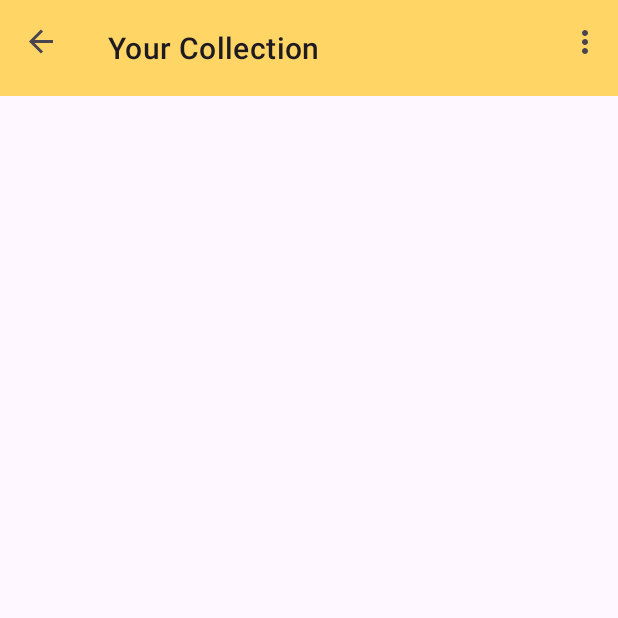
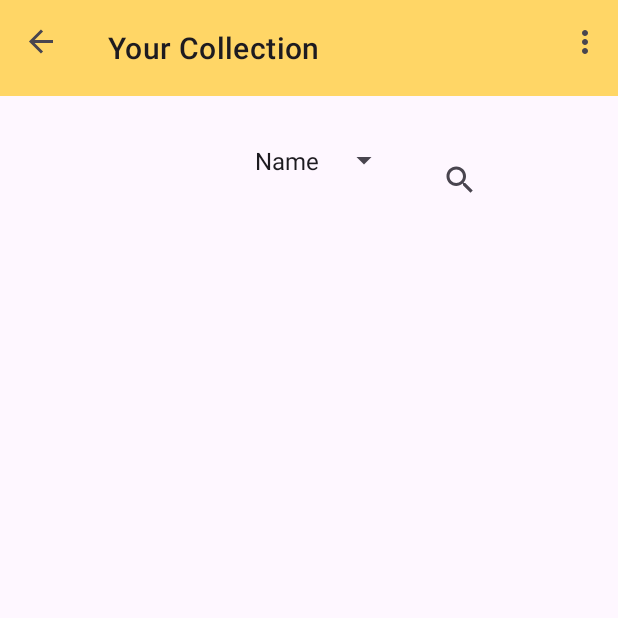
Before and after one commit to KevinDMort/Brewvault, an Android app: the Beerlist screen opened through its navigation route, on a phone screen of 412 x 824 dp, the top half of it. Run offline under Robolectric (Android 15) with nearby library versions, the phone set to English and light mode, and no system bars; our stand-ins replace Firebase (no records; nobody signed in at launch, a user with empty details on screens opened directly), navigation-ui.

Commit message:
sort & filter

```diff
--- a/app/src/main/res/layout/beerlist.xml
+++ b/app/src/main/res/layout/beerlist.xml
@@ -7,6 +7,26 @@
     android:layout_height="match_parent"
     android:padding="16dp"
     tools:context=".Beerlist">
+    <!-- Dropdown button -->
+    <Spinner
+        android:id="@+id/spinnerSortCriteria"
+        android:layout_width="wrap_content"
+        android:layout_height="wrap_content"
+        app:layout_constraintTop_toTopOf="parent"
+        app:layout_constraintEnd_toEndOf="parent"
+        app:layout_constraintStart_toStartOf="parent"
+        android:padding="16dp"
+        android:entries="@array/sorting_options"/>
+
+    <androidx.appcompat.widget.SearchView
+        android:id="@+id/searchView"
+        android:layout_width="0dp"
+        android:layout_height="wrap_content"
+        app:layout_constraintTop_toTopOf="parent"
+        app:layout_constraintEnd_toEndOf="parent"
+        app:layout_constraintStart_toEndOf="@+id/spinnerSortCriteria"
+        android:padding="16dp"
+        android:queryHint="Search for beers"/>
 
     <androidx.swiperefreshlayout.widget.SwipeRefreshLayout
         android:id="@+id/swiperefresh"
@@ -15,7 +35,7 @@
         app:layout_constraintBottom_toTopOf="@id/fab"
         app:layout_constraintEnd_toEndOf="parent"
         app:layout_constraintStart_toStartOf="parent"
-        app:layout_constraintTop_toTopOf="parent">
+        app:layout_constraintTop_toBottomOf="@id/spinnerSortCriteria">
 
         <androidx.recyclerview.widget.RecyclerView
             android:id="@+id/recyclerView"
--- /dev/null
+++ b/app/src/main/res/values/arrays.xml
@@ -0,0 +1,8 @@
+<?xml version="1.0" encoding="utf-8"?>
+<resources>
+    <string-array name="sorting_options">
+        <item>Name</item>
+        <item>ABV</item>
+        <item>Number</item>
+    </string-array>
+</resources>
```
Also changed, not shown: app/src/main/java/com/example/brewvault/BeerDetails.kt (+11 -1 lines), app/src/main/java/com/example/brewvault/Beerlist.kt (+24 -1 lines), app/src/main/java/com/example/brewvault/MyAdapter.kt (+8 -7 lines).
